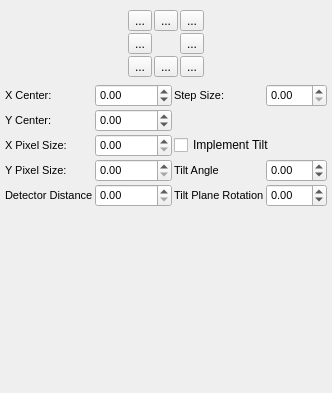
First picture: the form in source/qxrdcenterfinderdialog.ui, repository guyjennings/qxrd, before the edit.
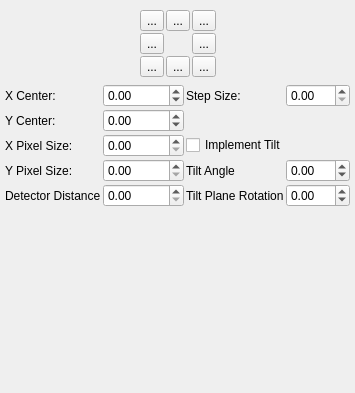
Second picture: the form after the edit. Icons and pictures are not drawn. Custom widgets are drawn as their Qt base class.

Commit message: Removed explicit font sizes from ui designs (works better on osx then)

Patch:
```diff
--- a/source/qxrdcenterfinderdialog.ui
+++ b/source/qxrdcenterfinderdialog.ui
@@ -274,11 +274,6 @@
       </property>
       <item row="0" column="0">
        <widget class="QLabel" name="label_14">
-        <property name="font">
-         <font>
-          <pointsize>8</pointsize>
-         </font>
-        </property>
         <property name="text">
          <string>X Center:</string>
         </property>
@@ -286,11 +281,6 @@
       </item>
       <item row="0" column="1">
        <widget class="QDoubleSpinBox" name="m_CenterX">
-        <property name="font">
-         <font>
-          <pointsize>8</pointsize>
-         </font>
-        </property>
         <property name="toolTip">
          <string>X Center in pixels
 script property centering.centerX</string>
@@ -308,11 +298,6 @@
       </item>
       <item row="8" column="3">
        <widget class="QDoubleSpinBox" name="m_TiltPlaneRotation">
-        <property name="font">
-         <font>
-          <pointsize>8</pointsize>
-         </font>
-        </property>
         <property name="toolTip">
          <string>Rotation of tilt plane (deg) 0=horizontal
 script property centering.tiltPlaneRotation</string>
@@ -330,11 +315,6 @@
       </item>
       <item row="8" column="2">
        <widget class="QLabel" name="label_19">
-        <property name="font">
-         <font>
-          <pointsize>8</pointsize>
-         </font>
-        </property>
         <property name="text">
          <string>Tilt Plane Rotation</string>
         </property>
@@ -342,11 +322,6 @@
       </item>
       <item row="3" column="0">
        <widget class="QLabel" name="label_15">
-        <property name="font">
-         <font>
-          <pointsize>8</pointsize>
-         </font>
-        </property>
         <property name="text">
          <string>Y Center:</string>
         </property>
@@ -354,11 +329,6 @@
       </item>
       <item row="3" column="1">
        <widget class="QDoubleSpinBox" name="m_CenterY">
-        <property name="font">
-         <font>
-          <pointsize>8</pointsize>
-         </font>
-        </property>
         <property name="toolTip">
          <string>Y Center in Pixels
 script property centering.centerY</string>
@@ -376,11 +346,6 @@
       </item>
       <item row="0" column="2">
        <widget class="QLabel" name="label_16">
-        <property name="font">
-         <font>
-          <pointsize>8</pointsize>
-         </font>
-        </property>
         <property name="text">
          <string>Step Size:</string>
         </property>
@@ -388,11 +353,6 @@
       </item>
       <item row="0" column="3">
        <widget class="QxrdCenterStepSpinner" name="m_CenterStep">
-        <property name="font">
-         <font>
-          <pointsize>8</pointsize>
-         </font>
-        </property>
         <property name="toolTip">
          <string>Step Size for Center moves
 script property centering.centerStep</string>
@@ -404,11 +364,6 @@
       </item>
       <item row="6" column="2">
        <widget class="QLabel" name="label_18">
-        <property name="font">
-         <font>
-          <pointsize>8</pointsize>
-         </font>
-        </property>
         <property name="text">
          <string>Tilt Angle</string>
         </property>
@@ -416,11 +371,6 @@
       </item>
       <item row="6" column="3">
        <widget class="QDoubleSpinBox" name="m_DetectorTilt">
-        <property name="font">
-         <font>
-          <pointsize>8</pointsize>
-         </font>
-        </property>
         <property name="toolTip">
          <string>Tilt angle of detector plane (deg)
 script property centering.detectorTiltTilt</string>
@@ -452,11 +402,6 @@
       </item>
       <item row="5" column="0">
        <widget class="QLabel" name="label_20">
-        <property name="font">
-         <font>
-          <pointsize>8</pointsize>
-         </font>
-        </property>
         <property name="text">
          <string>X Pixel Size:</string>
         </property>
@@ -464,11 +409,6 @@
       </item>
       <item row="5" column="1">
        <widget class="QDoubleSpinBox" name="m_DetectorXPixelSize">
-        <property name="font">
-         <font>
-          <pointsize>8</pointsize>
-         </font>
-        </property>
         <property name="toolTip">
          <string>Detector X Pixel Size (micrometer)
 script property centering.detectorXPixelSize</string>
@@ -483,11 +423,6 @@
       </item>
       <item row="6" column="0">
        <widget class="QLabel" name="label_21">
-        <property name="font">
-         <font>
-          <pointsize>8</pointsize>
-         </font>
-        </property>
         <property name="text">
          <string>Y Pixel Size:</string>
         </property>
@@ -495,11 +430,6 @@
       </item>
       <item row="6" column="1">
        <widget class="QDoubleSpinBox" name="m_DetectorYPixelSize">
-        <property name="font">
-         <font>
-          <pointsize>8</pointsize>
-         </font>
-        </property>
         <property name="toolTip">
          <string>Detector Y Pixel Size (micrometer)
 script property centering.detectorYPixelSize</string>
@@ -514,11 +444,6 @@
       </item>
       <item row="8" column="0">
        <widget class="QLabel" name="label_17">
-        <property name="font">
-         <font>
-          <pointsize>8</pointsize>
-         </font>
-        </property>
         <property name="text">
          <string>Detector Distance</string>
         </property>
@@ -526,11 +451,6 @@
       </item>
       <item row="8" column="1">
        <widget class="QDoubleSpinBox" name="m_DetectorDistance">
-        <property name="font">
-         <font>
-          <pointsize>8</pointsize>
-         </font>
-        </property>
         <property name="toolTip">
          <string>Sample-Detector Distance (mm)
 script property centering.detectorDistance</string>
```
The commit also changes 6 other files.
